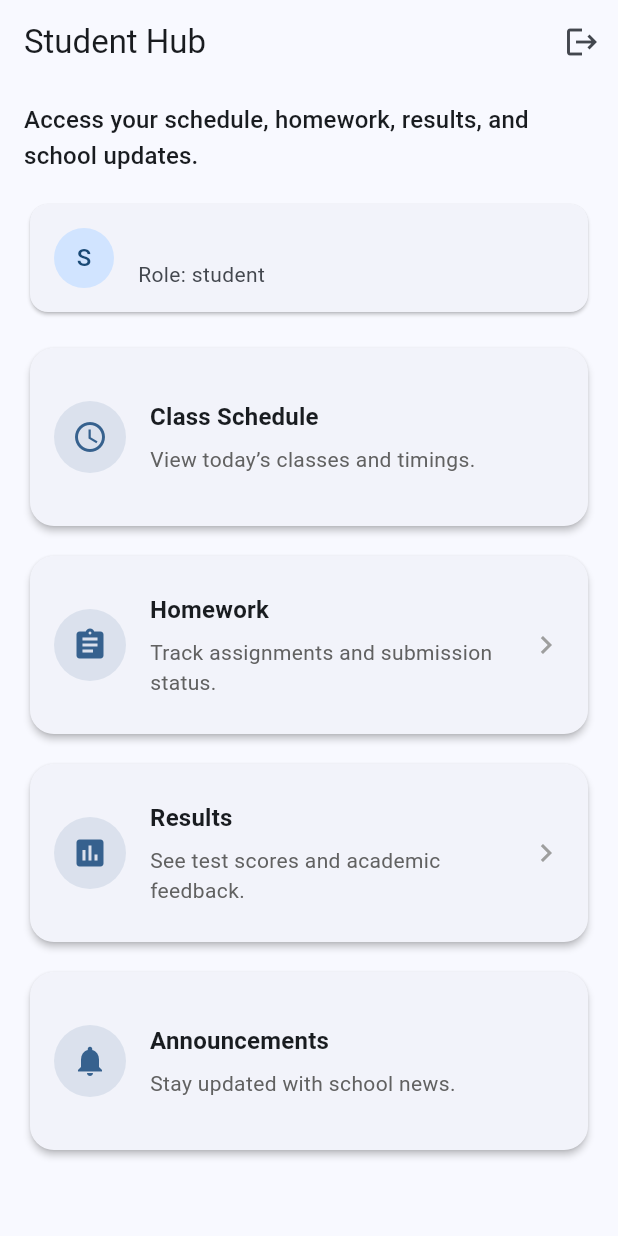
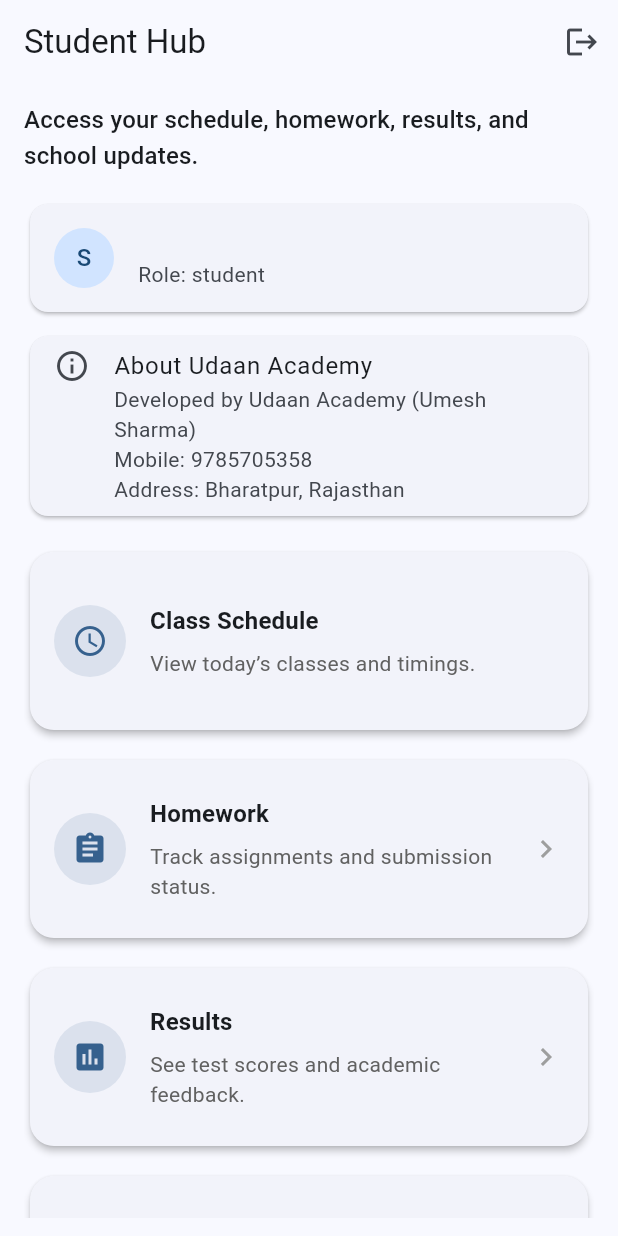
Before and after one commit to p31992907-create/udaan-campus, a Flutter app: the screen it shows once a user with an empty profile is signed in, on a phone screen of 412 x 824 dp. Run offline on Flutter 3.47's test engine with Material 3 defaults, Android fonts, the phone set to English and light mode, and no system bars; our stand-ins replace cloud_firestore, dio, file_picker, firebase_auth, firebase_core, firebase_storage and 3 more; missing offline and left inert: mobile_scanner, record; accounts and stored records are empty.

Commit message:
Fix teacher class academic workflows
Remove index-dependent queries, expose assigned class marksheets, and add academy contact details.

Co-authored-by: Copilot <223556219+Copilot@users.noreply.github.com>

```diff
--- a/lib/features/school/dashboard/dashboard_screen.dart
+++ b/lib/features/school/dashboard/dashboard_screen.dart
@@ -80,7 +80,20 @@ class DashboardShell extends StatelessWidget {
                   subtitle: Text('Role: ${user.role}'),
                 ),
               ),
-            const SizedBox(height: 16),
+              const SizedBox(height: 8),
+              const Card(
+                child: ListTile(
+                  leading: Icon(Icons.info_outline),
+                  title: Text('About Udaan Academy'),
+                  subtitle: Text(
+                    'Developed by Udaan Academy (Umesh Sharma)\n'
+                    'Mobile: 9785705358\n'
+                    'Address: Bharatpur, Rajasthan',
+                  ),
+                  isThreeLine: true,
+                ),
+              ),
+              const SizedBox(height: 16),
             Expanded(
               child: GridView.count(
                 crossAxisCount: MediaQuery.of(context).size.width > 700 ? 3 : 1,
@@ -244,6 +257,12 @@ class TeacherDashboard extends StatelessWidget {
           onTap: () => Navigator.pushNamed(context, '/exam_management'),
         ),
         DashboardActionCard(
+          icon: Icons.assessment,
+          title: 'Class Marksheets',
+          subtitle: 'Review marks and results for your assigned class.',
+          onTap: () => Navigator.pushNamed(context, '/exam_results'),
+        ),
+        DashboardActionCard(
           icon: Icons.picture_as_pdf,
           title: 'Exam Papers',
           subtitle: 'Upload and download paper PDFs.',
```
Also changed, not shown: lib/services/attendance_service.dart (+5 -2 lines), lib/services/exam_service.dart (+7 -7 lines).
